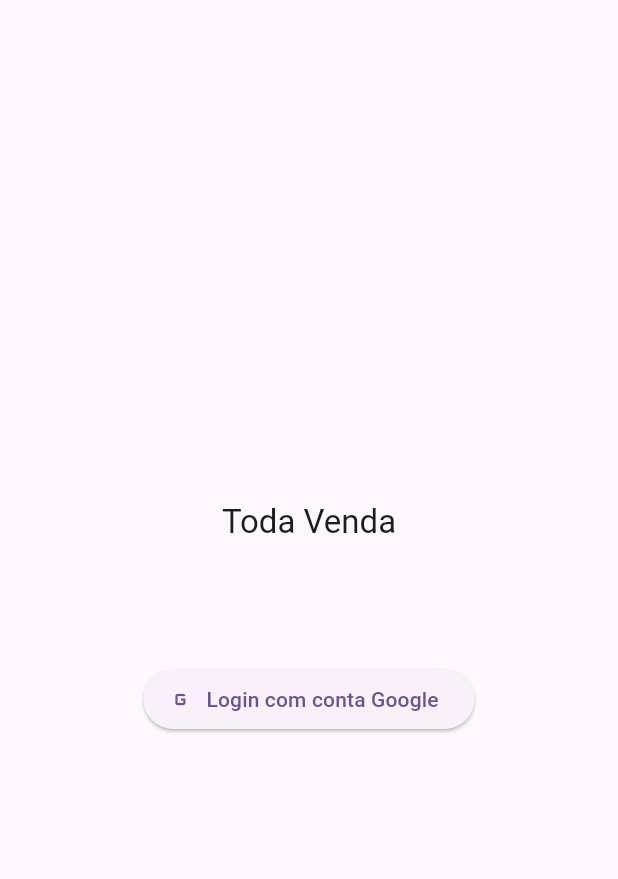
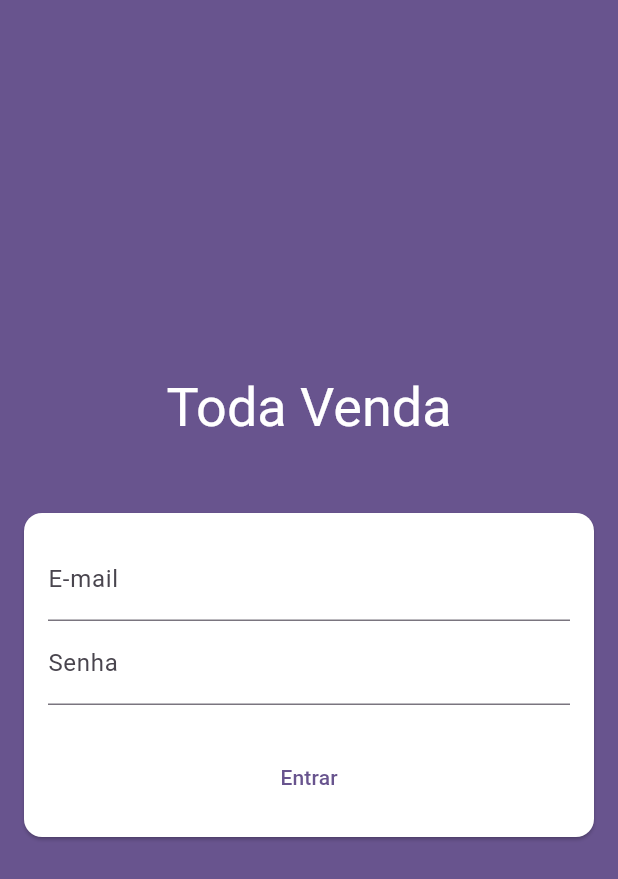
Before and after one commit to leandrofabianjr/todavenda, a Flutter app: the screen it shows after launch, on a phone screen of 412 x 824 dp. Shown: the top 879 px of the screen. Run offline on Flutter 3.47's test engine with Material 2 defaults, Android fonts, the phone set to English and light mode, and no system bars; our stand-ins replace bloc, cloud_firestore, equatable, firebase_auth, firebase_core, flutter_bloc and 2 more; accounts and stored records are empty.

Commit message:
Alterado método de login para email e senha

```diff
--- a/lib/auth/pages/login/bloc/login_bloc.dart
+++ b/lib/auth/pages/login/bloc/login_bloc.dart
@@ -8,22 +8,36 @@ part 'login_event.dart';
 part 'login_state.dart';
 
 class LoginBloc extends Bloc<LoginEvent, LoginState> {
-  LoginBloc({required this.usersRepository}) : super(LoginInitial()) {
-    on<LoginWithGoogleRequested>(_onLoginWithGoogleRequested);
+  LoginBloc({required this.authService, required this.usersRepository})
+      : super(const LoginState()) {
+    on<LoginWithEmail>(_onLoginWithEmail);
   }
 
+  final AuthService authService;
   final UsersRepository usersRepository;
 
-  _onLoginWithGoogleRequested(
-    LoginWithGoogleRequested event,
+  _onLoginWithEmail(
+    LoginWithEmail event,
     Emitter<LoginState> emit,
   ) async {
     try {
-      emit(LoginLoading());
-      final user = await usersRepository.login();
-      emit(LoginSuccess(user: user));
+      emit(state.copyWith(status: LoginStatus.loading));
+      final user = await authService.loginWithEmail(
+        email: event.email,
+        password: event.password,
+      );
+      emit(state.copyWith(status: LoginStatus.success, user: user));
+      return;
+    } on AuthServiceException catch (ex) {
+      emit(state.copyWith(
+        status: LoginStatus.failure,
+        errorMessage: ex.message,
+      ));
     } catch (ex) {
-      emit(LoginException(ex: ex));
+      emit(state.copyWith(
+        status: LoginStatus.failure,
+        errorMessage: 'Desculpe! Algo deu errado',
+      ));
     }
   }
 }
--- a/lib/auth/pages/login/bloc/login_event.dart
+++ b/lib/auth/pages/login/bloc/login_event.dart
@@ -7,6 +7,14 @@ sealed class LoginEvent extends Equatable {
   List<Object> get props => [];
 }
 
-final class LoginWithGoogleRequested extends LoginEvent {
-  const LoginWithGoogleRequested();
+final class LoginWithEmail extends LoginEvent {
+  const LoginWithEmail({
+    required this.email,
+    required this.password,
+  });
+  final String email;
+  final String password;
+
+  @override
+  List<Object> get props => [email, password];
 }
--- a/lib/auth/pages/login/bloc/login_state.dart
+++ b/lib/auth/pages/login/bloc/login_state.dart
@@ -1,32 +1,43 @@
 part of 'login_bloc.dart';
 
-sealed class LoginState extends Equatable {
-  const LoginState();
+enum LoginStatus {
+  initial,
+  loading,
+  failure,
+  success,
 }
 
-final class LoginInitial extends LoginState {
-  @override
-  List<Object> get props => [];
-}
+final class LoginState extends Equatable {
+  const LoginState({
+    this.status = LoginStatus.initial,
+    this.email = '',
+    this.password = '',
+    this.errorMessage,
+    this.user,
+  });
 
-final class LoginLoading extends LoginState {
-  @override
-  List<Object> get props => [];
-}
+  final LoginStatus status;
+  final String email;
+  final String password;
+  final String? errorMessage;
+  final AuthUser? user;
 
-final class LoginSuccess extends LoginState {
-  const LoginSuccess({required this.user});
-
-  final AuthUser user;
+  LoginState copyWith({
+    LoginStatus? status,
+    String? email,
+    String? password,
+    String? errorMessage,
+    AuthUser? user,
+  }) {
+    return LoginState(
+      status: status ?? this.status,
+      email: email ?? this.email,
+      password: password ?? this.password,
+      errorMessage: errorMessage ?? this.errorMessage,
+      user: user ?? this.user,
+    );
+  }
 
   @override
-  List<Object> get props => [user];
+  List<Object?> get props => [status, email, password, errorMessage, user];
 }
-
-final class LoginException extends LoginState {
-  const LoginException({this.ex});
-  final Object? ex;
-
-  @override
-  List<Object?> get props => [ex];
-}
--- a/lib/auth/pages/login/login_page.dart
+++ b/lib/auth/pages/login/login_page.dart
@@ -13,6 +13,7 @@ class LoginPage extends StatelessWidget {
   Widget build(BuildContext context) {
     return BlocProvider(
       create: (context) => LoginBloc(
+        authService: context.read<AuthService>(),
         usersRepository: context.read<UsersRepository>(),
       ),
       child: BlocListener<AuthBloc, AuthState>(
@@ -29,48 +30,90 @@ class LoginPage extends StatelessWidget {
 
 class LoginView extends StatelessWidget {
   const LoginView({super.key});
-
   @override
   Widget build(BuildContext context) {
+    final colorScheme = Theme.of(context).colorScheme;
+    final textTheme = Theme.of(context).textTheme;
+
     return Scaffold(
-      body: Padding(
-        padding: const EdgeInsets.all(16.0),
+      backgroundColor: colorScheme.primary,
+      body: Center(
+        child: SingleChildScrollView(
           child: Column(
-          mainAxisAlignment: MainAxisAlignment.center,
             crossAxisAlignment: CrossAxisAlignment.stretch,
             children: [
               Text(
                 'Toda Venda',
                 textAlign: TextAlign.center,
-              style: Theme.of(context).textTheme.titleLarge,
+                style: textTheme.displaySmall
+                    ?.copyWith(color: colorScheme.onPrimary),
               ),
-            const SizedBox(height: 80),
-            BlocConsumer<LoginBloc, LoginState>(
+              const SizedBox(height: 32.0),
+              Card(
+                color: colorScheme.onPrimary,
+                margin: const EdgeInsets.all(16.0),
+                child: Padding(
+                  padding: const EdgeInsets.all(16.0),
+                  child: BlocConsumer<LoginBloc, LoginState>(
                     listener: (context, state) {
-                if (state is LoginSuccess) {
-                  context.read<AuthBloc>().add(AuthLogged(user: state.user));
+                      if (state.status == LoginStatus.success) {
+                        context
+                            .read<AuthBloc>()
+                            .add(AuthLogged(user: state.user!));
                       }
                     },
                     builder: (context, state) {
-                if (state is LoginLoading) {
+                      if (state.status == LoginStatus.loading) {
                         return const LoadingWidget();
                       }
+
+                      var email = state.email;
+                      var password = state.password;
+
                       return Column(
+                        crossAxisAlignment: CrossAxisAlignment.stretch,
                         children: [
-                    ElevatedButton.icon(
-                      onPressed: () => context
-                          .read<LoginBloc>()
-                          .add(const LoginWithGoogleRequested()),
-                      icon: const Icon(Icons.g_mobiledata),
-                      label: const Text('Login com conta Google'),
+                          TextField(
+                            controller: TextEditingController(text: email),
+                            decoration: const InputDecoration(
+                              label: Text('E-mail'),
                             ),
-                    if (state is LoginException)
-                      const Text('Não foi possível fazer o login'),
+                            onChanged: (value) => email = value,
+                          ),
+                          TextField(
+                            controller: TextEditingController(text: password),
+                            decoration: const InputDecoration(
+                              label: Text('Senha'),
+                            ),
+                            onChanged: (value) => password = value,
+                          ),
+                          const SizedBox(height: 16.0),
+                          if (state.status == LoginStatus.failure)
+                            Text(
+                              state.errorMessage!,
+                              textAlign: TextAlign.center,
+                              style: textTheme.bodyLarge?.copyWith(
+                                color: colorScheme.error,
+                              ),
+                            ),
+                          const SizedBox(height: 8.0),
+                          TextButton(
+                            onPressed: () => context.read<LoginBloc>().add(
+                                  LoginWithEmail(
+                                    email: email,
+                                    password: password,
+                                  ),
+                                ),
+                            child: const Text('Entrar'),
+                          ),
                         ],
                       );
                     },
+                  ),
+                ),
               )
             ],
+          ),
         ),
       ),
     );
--- a/lib/auth/services/auth_service.dart
+++ b/lib/auth/services/auth_service.dart
@@ -8,4 +8,15 @@ abstract class AuthService {
   Future<AuthUser> loginWithGoogle();
 
   Future<void> logout();
+
+  Future<AuthUser> loginWithEmail({
+    required String email,
+    required String password,
+  });
 }
+
+class AuthServiceException {
+  const AuthServiceException(this.message);
+
+  final String message;
+}
```
Also changed, not shown: lib/data/firebase/auth_service_firebase.dart (+21 -0 lines). Lines whose indentation alone changed are shown as unchanged.
